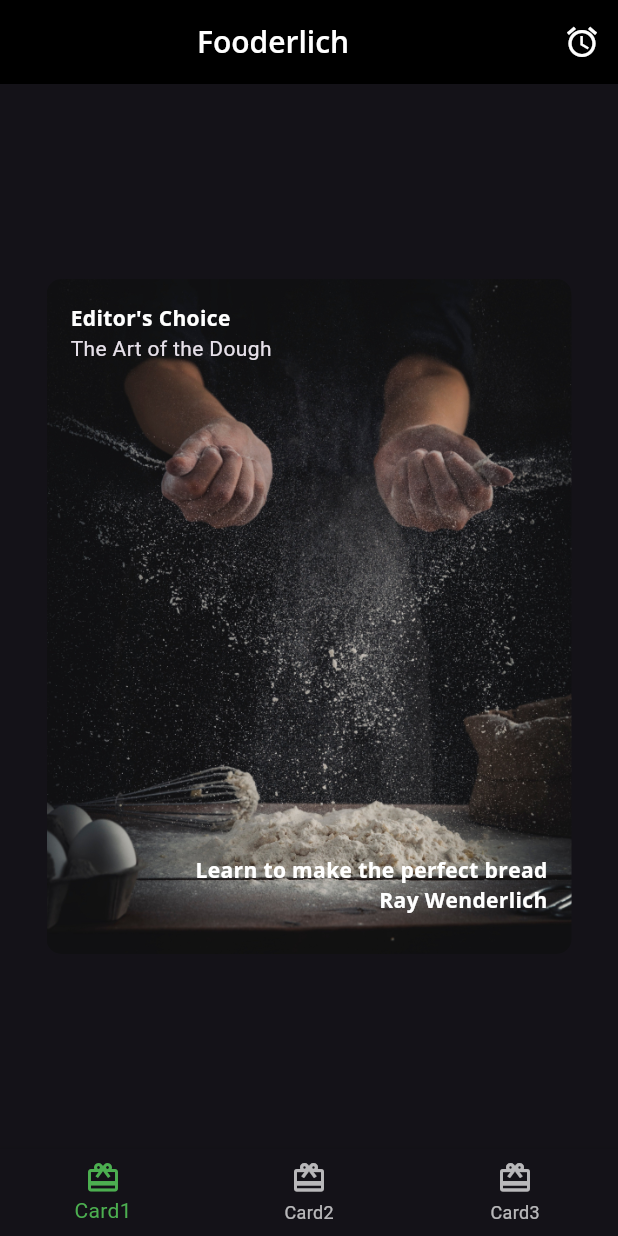
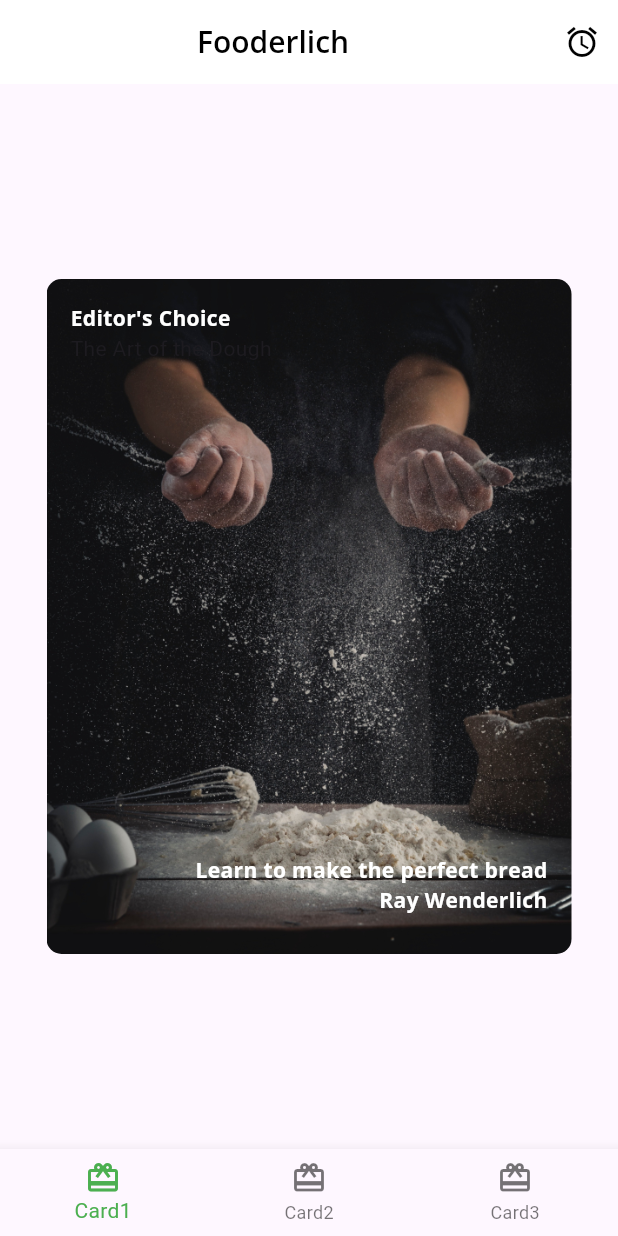
Before and after one commit to GM-Samuelstein/Flutter_Apprentice, a Flutter app: the screen it shows after launch, on a phone screen of 412 x 824 dp. Run offline on Flutter 3.47's test engine with Material 2 defaults, Android fonts, the phone set to English and light mode, and no system bars; our stand-ins replace google_fonts.

Commit message:
updated README.md

```diff
--- a/fooderlich/lib/main.dart
+++ b/fooderlich/lib/main.dart
@@ -11,7 +11,7 @@ class Fooderlich extends StatelessWidget {
 
   @override
   Widget build(BuildContext context) {
-    final theme = FooderlichTheme.dark();
+    final theme = FooderlichTheme.light();
 
     return MaterialApp(
       theme: theme,
```
Also changed, not shown: 1 other file.
